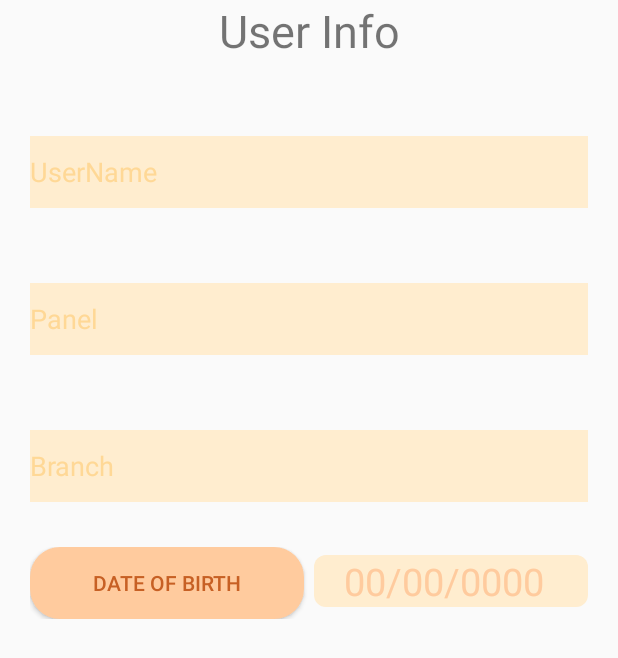
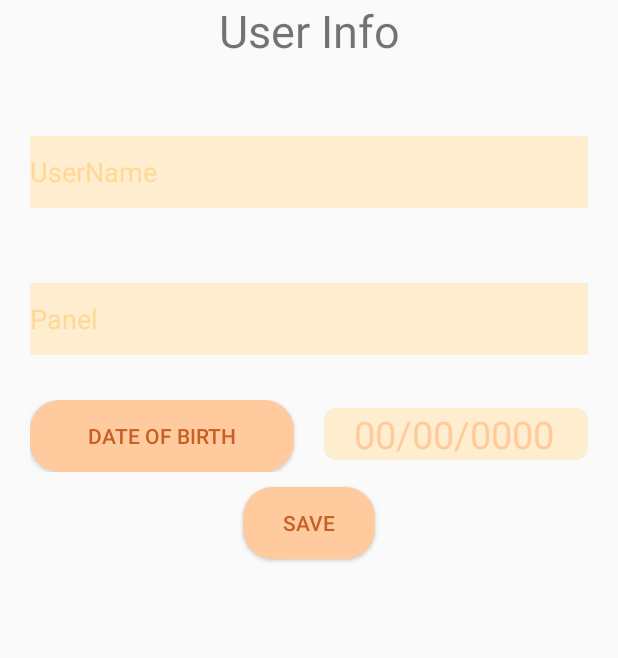
Before and after one commit to K-cloud25/Co_Forum, an Android app: the UserInfo screen opened directly, with no data from a screen before it, on a phone screen of 412 x 824 dp. Shown: the top 658 px of the screen. Run offline under Robolectric (Android 15) with nearby library versions, the phone set to English and light mode, and no system bars; our stand-ins replace Firebase (no records; nobody signed in at launch, a user with empty details on screens opened directly).

Commit message:
12thPush

```diff
--- a/app/build.gradle
+++ b/app/build.gradle
@@ -42,6 +42,7 @@ dependencies {
     implementation 'com.google.android.material:material:1.5.0'
     implementation 'androidx.constraintlayout:constraintlayout:2.1.3'
     implementation 'com.google.firebase:firebase-auth-ktx:21.0.1'
+    implementation 'com.google.firebase:firebase-database-ktx:20.0.3'
     testImplementation 'junit:junit:4.13.2'
     androidTestImplementation 'androidx.test.ext:junit:1.1.3'
     androidTestImplementation 'androidx.test.espresso:espresso-core:3.4.0'
--- a/app/src/main/java/org/co1711rem1803/coforum/UserInfo.kt
+++ b/app/src/main/java/org/co1711rem1803/coforum/UserInfo.kt
@@ -4,13 +4,26 @@ import android.app.DatePickerDialog
 import androidx.appcompat.app.AppCompatActivity
 import android.os.Bundle
 import android.widget.Button
+import android.widget.EditText
 import android.widget.TextView
+import com.google.firebase.auth.FirebaseAuth
+import com.google.firebase.database.DatabaseReference
+import com.google.firebase.database.FirebaseDatabase
+import com.google.firebase.database.ktx.database
+import com.google.firebase.ktx.Firebase
 import java.util.*
 
 class UserInfo : AppCompatActivity() {
 
+    private lateinit var userName : EditText
+
     private lateinit var datePickerBtn : Button
+    private lateinit var saveBtn : Button
+
     private lateinit var dateTextdisplay : TextView
+
+    private lateinit var realT_DB : DatabaseReference
+    private lateinit var firebaseAuth : FirebaseAuth
 
     override fun onCreate(savedInstanceState: Bundle?) {
         super.onCreate(savedInstanceState)
@@ -18,8 +31,13 @@ class UserInfo : AppCompatActivity() {
 
         supportActionBar?.hide()
 
+        userName = findViewById(R.id.userName)
         datePickerBtn = findViewById(R.id.datePickerBtn)
         dateTextdisplay = findViewById(R.id.dateDisplay)
+        saveBtn = findViewById(R.id.saveBtn)
+
+        firebaseAuth = FirebaseAuth.getInstance()
+
         //Calender Object and 3 variable to store day month year
         val calender = Calendar.getInstance()
         var day = calender.get(Calendar.DAY_OF_MONTH)
@@ -33,5 +51,15 @@ class UserInfo : AppCompatActivity() {
 
             dpd.show()
         }
+
+        saveBtn.setOnClickListener {
+            val Dobstring = "$day/$month/$year"
+            addUserToDB("Email",firebaseAuth.currentUser?.uid!!,"ABC",userName.text.toString(),Dobstring)
+        }
+    }
+
+    private fun addUserToDB(_emailID:String,_uid:String,_fullName:String,_userName:String,_dateOfBirth : String){
+        realT_DB = FirebaseDatabase.getInstance().getReference()
+        realT_DB.child("user").child(_uid).setValue(User(_emailID,_uid,_fullName, _userName, _dateOfBirth))
     }
 }
--- a/app/src/main/res/layout/activity_user_info.xml
+++ b/app/src/main/res/layout/activity_user_info.xml
@@ -36,17 +36,6 @@
         android:textColorHint="@color/EditTextcolor"
         android:minHeight="48dp" />
 
-    <EditText
-        android:id="@+id/Branch"
-        android:layout_width="match_parent"
-        android:layout_height="wrap_content"
-        android:layout_marginHorizontal="20sp"
-        android:layout_marginTop="50dp"
-        android:hint="Branch"
-        android:background="@color/EditTextBg"
-        android:textColorHint="@color/EditTextcolor"
-        android:minHeight="48dp" />
-
     <LinearLayout
         android:layout_width="match_parent"
         android:layout_height="wrap_content"
@@ -61,7 +50,7 @@
             android:layout_height="wrap_content"
             android:layout_weight="0.5"
             android:text="Date of birth"
-            android:layout_marginRight="5px"
+            android:layout_marginRight="15px"
             android:background="@drawable/rounded_button"
             android:textColor="@color/ButtonText1"
             />
@@ -72,13 +61,26 @@
             android:layout_weight="0.5"
             android:layout_marginTop="3sp"
             android:layout_height="wrap_content"
-            android:layout_marginLeft="5px"
+            android:layout_marginLeft="15px"
             android:background="@drawable/textrounded"
             android:backgroundTint="@color/EditTextBg"
             android:text="00/00/0000"
+            android:autoSizeTextType="uniform"
             android:textColor="@color/ButtonColor1"
             android:paddingHorizontal="20sp"
             android:textSize="25sp" />
     </LinearLayout>
 
+
+    //Must Be at bottom This is temp position
+    <Button
+        android:id="@+id/saveBtn"
+        android:layout_width="wrap_content"
+        android:layout_height="wrap_content"
+        android:layout_gravity="center"
+        android:layout_margin="10sp"
+        android:text="Save"
+        android:background="@drawable/rounded_button"
+        android:textColor="@color/ButtonText1"/>
+
 </LinearLayout>
```
Also changed, not shown: app/src/main/java/org/co1711rem1803/coforum/User.kt (added, +21 -0 lines).
